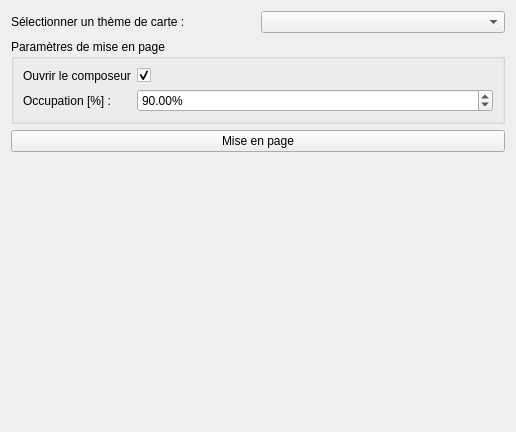
Qt form qsequoia2/modules/layout_designer/layout_designer.ui (SequoiApp/Qsequoia2) before a commit.
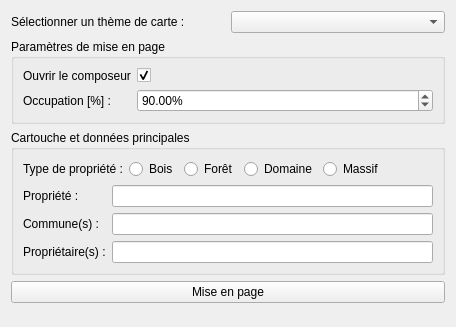
The same form after that commit. Custom widgets are drawn as their Qt base class.

What changed in the file:
```diff
--- a/qsequoia2/modules/layout_designer/layout_designer.ui
+++ b/qsequoia2/modules/layout_designer/layout_designer.ui
@@ -6,11 +6,11 @@
    <rect>
     <x>0</x>
     <y>0</y>
-    <width>516</width>
-    <height>432</height>
+    <width>456</width>
+    <height>327</height>
    </rect>
   </property>
-  <layout class="QVBoxLayout" name="verticalLayout" stretch="0,0,0,0">
+  <layout class="QVBoxLayout" name="verticalLayout" stretch="0,0,0,0,0">
    <item>
     <layout class="QHBoxLayout" name="hbox_project">
      <item>
@@ -75,6 +75,113 @@
      </layout>
     </widget>
    </item>
+   <item>
+    <widget class="QGroupBox" name="gbox_cartouche">
+     <property name="title">
+      <string>Cartouche et données principales</string>
+     </property>
+     <layout class="QVBoxLayout">
+      <item>
+       <layout class="QHBoxLayout" name="horizontalLayout">
+        <item>
+         <widget class="QLabel" name="lbl_type">
+          <property name="text">
+           <string>Type de propriété :</string>
+          </property>
+         </widget>
+        </item>
+        <item>
+         <widget class="QRadioButton" name="rb_bois">
+          <property name="text">
+           <string>Bois</string>
+          </property>
+         </widget>
+        </item>
+        <item>
+         <widget class="QRadioButton" name="rb_foret">
+          <property name="text">
+           <string>Forêt</string>
+          </property>
+         </widget>
+        </item>
+        <item>
+         <widget class="QRadioButton" name="rb_domaine">
+          <property name="text">
+           <string>Domaine</string>
+          </property>
+         </widget>
+        </item>
+        <item>
+         <widget class="QRadioButton" name="rb_massif">
+          <property name="text">
+           <string>Massif</string>
+          </property>
+         </widget>
+        </item>
+        <item>
+         <spacer name="horizontalSpacer">
+          <property name="orientation">
+           <enum>Qt::Horizontal</enum>
+          </property>
+          <property name="sizeHint" stdset="0">
+           <size>
+            <width>40</width>
+            <height>20</height>
+           </size>
+          </property>
+         </spacer>
+        </item>
+       </layout>
+      </item>
+      <item>
+       <layout class="QFormLayout" name="fl_cartouche_default">
+        <item row="0" column="0">
+         <widget class="QLabel" name="lbl_propriete">
+          <property name="text">
+           <string>Propriété :</string>
+          </property>
+         </widget>
+        </item>
+        <item row="0" column="1">
+         <widget class="QLineEdit" name="le_propriete">
+          <property name="readOnly">
+           <bool>false</bool>
+          </property>
+         </widget>
+        </item>
+        <item row="1" column="0">
+         <widget class="QLabel" name="lbl_commune">
+          <property name="text">
+           <string>Commune(s) :</string>
+          </property>
+         </widget>
+        </item>
+        <item row="1" column="1">
+         <widget class="QLineEdit" name="le_commune">
+          <property name="readOnly">
+           <bool>false</bool>
+          </property>
+         </widget>
+        </item>
+        <item row="2" column="0">
+         <widget class="QLabel" name="lbl_proprietaire">
+          <property name="text">
+           <string>Propriétaire(s) :</string>
+          </property>
+         </widget>
+        </item>
+        <item row="2" column="1">
+         <widget class="QLineEdit" name="le_proprietaire">
+          <property name="readOnly">
+           <bool>false</bool>
+          </property>
+         </widget>
+        </item>
+       </layout>
+      </item>
+     </layout>
+    </widget>
+   </item>
    <item>
     <widget class="QPushButton" name="btn_run">
      <property name="text">
```
